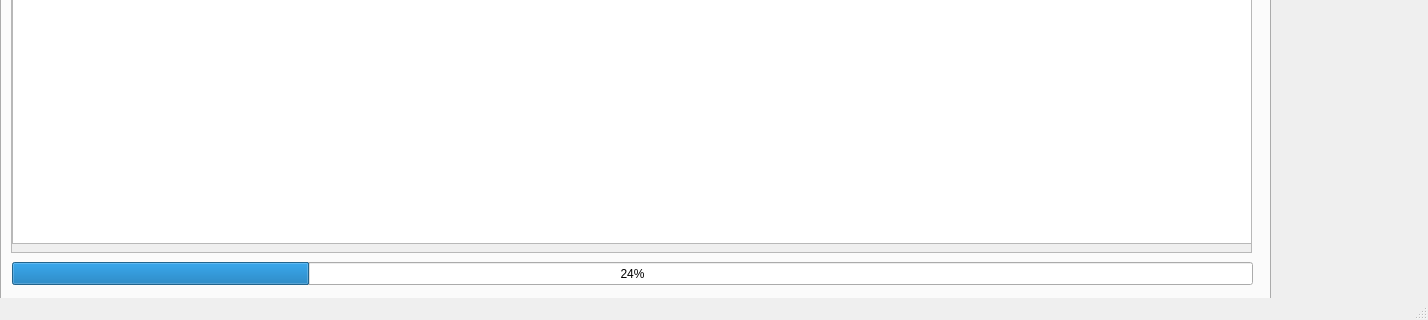
The window that ui/test.ui (PadishahIII/RFGuess) describes before a commit, drawn with Qt 5; both pictures show x 0 to 1428 and y 214 to 534 of the 1428 by 534 pixel window.
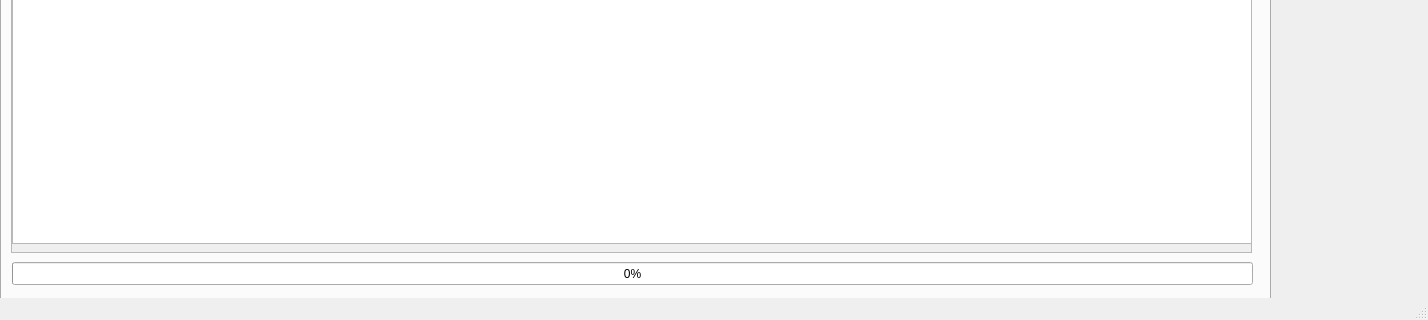
The same window after the commit.

What changed in the file:
```diff
--- a/ui/test.ui
+++ b/ui/test.ui
@@ -508,7 +508,7 @@
        </rect>
       </property>
       <property name="value">
-       <number>24</number>
+       <number>0</number>
       </property>
      </widget>
     </widget>
```
Left out of the diff: 2 changed lines with no effect on the pictures.
